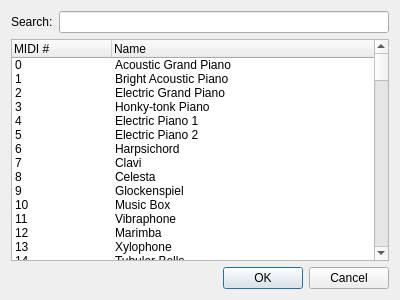
The window that src/Gui/Selectors/SelectInstrument.ui (waddlesplash/ragingmidi) describes before a commit, drawn with Qt 5.
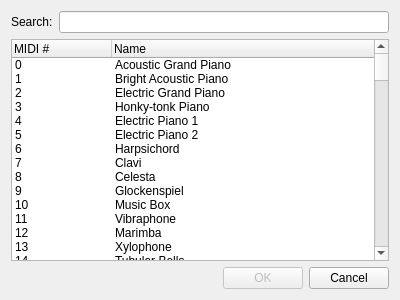
The same window after the commit.

Commit message: Remove needless `enabled(false)` code.

Patch:
```diff
--- a/src/Gui/Selectors/SelectInstrument.ui
+++ b/src/Gui/Selectors/SelectInstrument.ui
@@ -1073,6 +1073,9 @@
       </property>
       <item row="0" column="0">
        <widget class="QDialogButtonBox" name="acceptBB">
+        <property name="enabled">
+         <bool>false</bool>
+        </property>
         <property name="standardButtons">
          <set>QDialogButtonBox::Ok</set>
         </property>
```
The commit also changes 4 other files.
